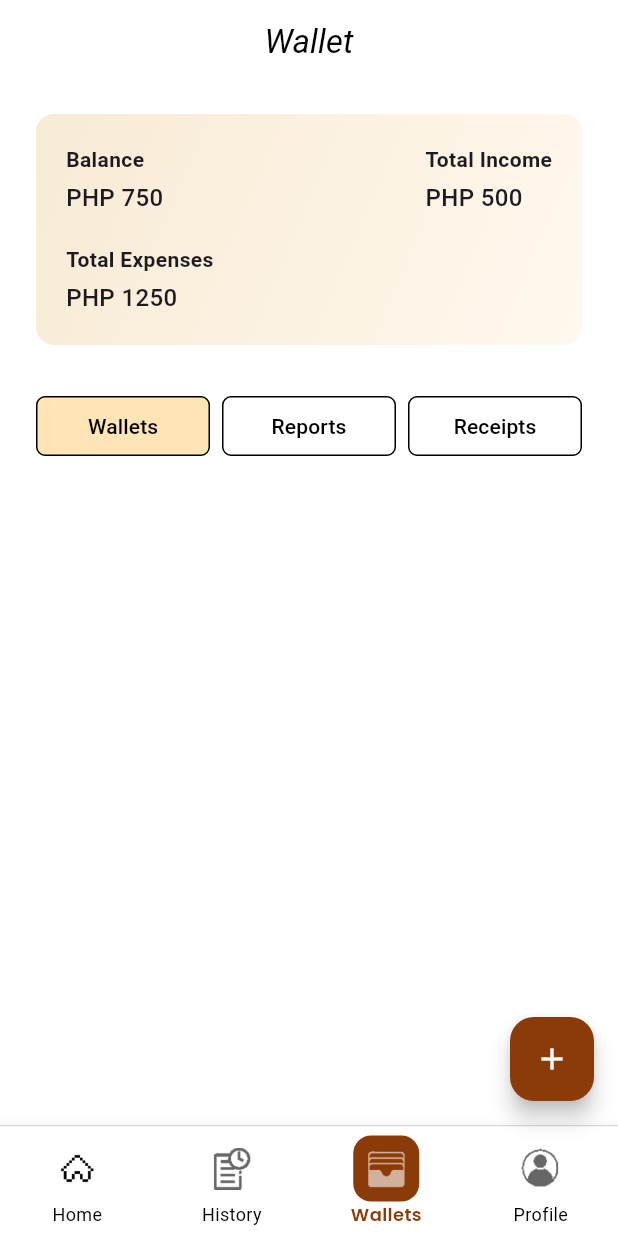
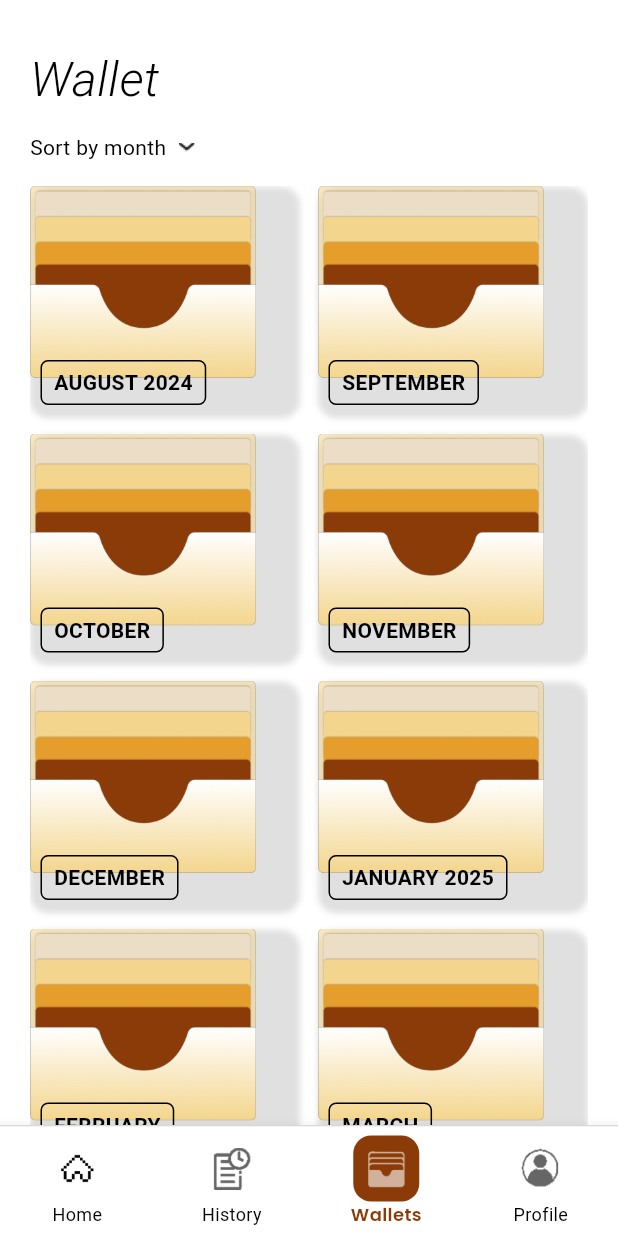
Before and after one commit to Snowden199x/PettyCash, a Flutter app: the WalletScreen screen opened by its route, on a phone screen of 412 x 824 dp. Run offline on Flutter 3.47's test engine with Material 3 defaults, Android fonts, the light colour scheme and no system bars; our stand-ins replace image_picker; Roboto replaces fonts that are missing (Times New Roman); project files that could hold a hidden picture were left out.

Commit message:
wallet is fix no add month. months already laid out, has a sorting option function not added yet opening folder (wallet is added but not full detailed yet)

```diff
--- a/mobile_application/lib/Navigation/wallet_screen.dart
+++ b/mobile_application/lib/Navigation/wallet_screen.dart
@@ -2,6 +2,7 @@ import 'package:flutter/material.dart';
 import 'home_screen.dart';
 import 'transaction_history_screen.dart';
 import 'profile_screen.dart';
+import 'wallet_month.dart';
 
 class WalletScreen extends StatefulWidget {
   const WalletScreen({super.key});
@@ -13,8 +14,23 @@ class WalletScreen extends StatefulWidget {
 class _WalletScreenState extends State<WalletScreen> {
   final int _selectedIndex = 2; // Highlight Wallet tab
 
-  final List<String> _folders = [];
-  final TextEditingController _folderNameController = TextEditingController();
+  // Months from August to May
+  final List<String> _months = [
+    'AUGUST 2024',
+    'SEPTEMBER',
+    'OCTOBER',
+    'NOVEMBER',
+    'DECEMBER',
+    'JANUARY 2025',
+    'FEBRUARY',
+    'MARCH',
+    'APRIL',
+    'MAY',
+  ];
+
+  // Sorting state
+  String _sortField = 'Month';
+  String _sortOrder = 'New to old';
 
   final iconPaths = {
     'home': {
@@ -34,6 +50,8 @@ class _WalletScreenState extends State<WalletScreen> {
       'inactive': 'assets/Icons/navigation_icons/nav_profile.png',
     },
   };
+
+  final GlobalKey _sortKey = GlobalKey();
 
   void _onItemTapped(int index) {
     if (index == _selectedIndex) return;
@@ -66,177 +84,208 @@ class _WalletScreenState extends State<WalletScreen> {
     );
   }
 
-  void _showNewWalletDialog() {
-    _folderNameController.clear();
-    showDialog(
-      context: context,
-      builder: (context) {
-        return AlertDialog(
-          title: const Text(
-            'New Wallet',
-            textAlign: TextAlign.center,
-          ),
-          content: TextField(
-            controller: _folderNameController,
-            decoration: const InputDecoration(
-              hintText: 'Folder name',
-              border: OutlineInputBorder(),
+  void _showCustomSortMenu() {
+    final renderBox =
+        _sortKey.currentContext?.findRenderObject() as RenderBox?;
+    final overlayBox =
+        Overlay.of(context).context.findRenderObject() as RenderBox;
+
+    if (renderBox == null) return;
+
+    final position =
+        renderBox.localToGlobal(Offset.zero, ancestor: overlayBox);
+
+    late OverlayEntry entry;
+
+    entry = OverlayEntry(
+      builder: (_) => Stack(
+        children: [
+          // tap outside to close
+          GestureDetector(
+            onTap: () => entry.remove(),
+            behavior: HitTestBehavior.translucent,
+            child: SizedBox(
+              width: overlayBox.size.width,
+              height: overlayBox.size.height,
             ),
           ),
-          actions: [
-            TextButton(
-              onPressed: () {
-                Navigator.of(context).pop();
-              },
-              child: const Text('Cancel'),
+          Positioned(
+            left: position.dx,
+            top: position.dy,
+            child: Material(
+              color: Colors.transparent,
+              child: _buildSortMenuContent(entry),
             ),
-            TextButton(
-              onPressed: () {
-                final name = _folderNameController.text.trim();
-                if (name.isNotEmpty) {
-                  setState(() {
-                    _folders.add(name);
-                  });
-                }
-                Navigator.of(context).pop();
-              },
-              child: const Text('Add'),
           ),
         ],
+      ),
     );
+
+    Overlay.of(context).insert(entry);
+  }
+
+  Widget _buildSortMenuContent(OverlayEntry entry) {
+    return Container(
+      width: 163,
+      height: 142,
+      decoration: BoxDecoration(
+        color: const Color(0xFFE8D7AA),
+        borderRadius: BorderRadius.circular(10),
+        border: Border.all(color: Colors.black, width: 1),
+      ),
+      padding: const EdgeInsets.symmetric(horizontal: 12, vertical: 10),
+      child: Column(
+        crossAxisAlignment: CrossAxisAlignment.start,
+        children: [
+          const Text(
+            'Sort by',
+            style: TextStyle(
+              fontWeight: FontWeight.w600,
+              fontSize: 14,
+              fontFamily: 'Poppins',
+            ),
+          ),
+          const SizedBox(height: 6),
+          _buildCustomMenuRow('Month', entry),
+          _buildCustomMenuRow('Date Modified', entry),
+          const Divider(height: 14, thickness: 1),
+          _buildCustomMenuRow('New to old', entry, isOrder: true),
+          _buildCustomMenuRow('Old to new', entry, isOrder: true),
+        ],
+      ),
+    );
+  }
+
+  Widget _buildCustomMenuRow(
+      String label, OverlayEntry entry, {bool isOrder = false}) {
+    final bool selected = isOrder
+        ? _sortOrder == label
+        : _sortField == label ||
+            (_sortField == 'Month' && label == 'Month');
+
+    return GestureDetector(
+      behavior: HitTestBehavior.opaque,
+      onTap: () {
+        setState(() {
+          if (isOrder) {
+            _sortOrder = label;
+          } else {
+            _sortField = label;
+          }
+        });
+        entry.remove();
       },
+      child: Padding(
+        padding: const EdgeInsets.symmetric(vertical: 2),
+        child: Row(
+          children: [
+            SizedBox(
+              width: 18,
+              child: selected
+                  ? const Icon(
+                      Icons.check,
+                      size: 18,
+                      color: Colors.black,
+                    )
+                  : const SizedBox.shrink(),
+            ),
+            const SizedBox(width: 6),
+            Text(
+              label,
+              style: const TextStyle(
+                fontSize: 12,
+                color: Colors.black,
+                fontFamily: 'Poppins',
+              ),
+            ),
+          ],
+        ),
+      ),
     );
   }
 
   @override
   Widget build(BuildContext context) {
+    final String sortLabel =
+        _sortField == 'Month' ? 'Sort by month' : 'Sort by date modified';
+
     return Scaffold(
       backgroundColor: Colors.white,
       appBar: AppBar(
         automaticallyImplyLeading: false,
         backgroundColor: Colors.white,
         elevation: 0,
-        centerTitle: true,
-        title: const Text(
+        toolbarHeight: 0,
+      ),
+      body: SafeArea(
+        child: Padding(
+          padding: const EdgeInsets.only(left: 20, top: 30.0, right: 20),
+          child: Column(
+            crossAxisAlignment: CrossAxisAlignment.start,
+            children: [
+              const Text(
                 "Wallet",
                 style: TextStyle(
                   fontStyle: FontStyle.italic,
                   fontFamily: 'Times New Roman',
-            fontSize: 22,
+                  fontSize: 32,
+                  fontWeight: FontWeight.w300,
                   color: Colors.black,
                 ),
               ),
-      ),
-      body: SafeArea(
-        child: Padding(
-          padding: const EdgeInsets.symmetric(horizontal: 24, vertical: 20),
-          child: SingleChildScrollView(
-            child: Column(
+              const SizedBox(height: 12),
+              GestureDetector(
+                key: _sortKey,
+                onTap: _showCustomSortMenu,
+                child: Row(
+                  mainAxisSize: MainAxisSize.min,
                   children: [
-                Container(
-                  width: double.infinity,
-                  padding: const EdgeInsets.all(20),
-                  decoration: BoxDecoration(
-                    borderRadius: BorderRadius.circular(12),
-                    gradient: const LinearGradient(
-                      colors: [Color(0xFFF8EBD5), Color(0xFFFFF8EE)],
-                      begin: Alignment.topLeft,
-                      end: Alignment.bottomRight,
+                    Text(
+                      sortLabel,
+                      style: const TextStyle(
+                        fontSize: 14,
+                        color: Colors.black,
                       ),
                     ),
-                  child: Column(
-                    crossAxisAlignment: CrossAxisAlignment.start,
-                    children: [
-                      Row(
-                        mainAxisAlignment: MainAxisAlignment.spaceBetween,
-                        children: const [
-                          Column(
-                            crossAxisAlignment: CrossAxisAlignment.start,
-                            children: [
-                              Text(
-                                "Balance",
-                                style: TextStyle(fontWeight: FontWeight.w600),
-                              ),
-                              SizedBox(height: 4),
-                              Text(
-                                "PHP 750",
-                                style: TextStyle(
-                                  fontSize: 16,
-                                  fontWeight: FontWeight.w500,
-                                ),
-                              ),
-                            ],
-                          ),
-                          Column(
-                            crossAxisAlignment: CrossAxisAlignment.start,
-                            children: [
-                              Text(
-                                "Total Income",
-                                style: TextStyle(fontWeight: FontWeight.w600),
-                              ),
-                              SizedBox(height: 4),
-                              Text(
-                                "PHP 500",
-                                style: TextStyle(
-                                  fontSize: 16,
-                                  fontWeight: FontWeight.w500,
-                                ),
-                              ),
-                            ],
-                          ),
-                        ],
-                      ),
-                      const SizedBox(height: 20),
-                      const Column(
-                        crossAxisAlignment: CrossAxisAlignment.start,
-                        children: [
-                          Text(
-                            "Total Expenses",
-                            style: TextStyle(fontWeight: FontWeight.w600),
-                          ),
-                          SizedBox(height: 4),
-                          Text(
-                            "PHP 1250",
-                            style: TextStyle(
-                              fontSize: 16,
-                              fontWeight: FontWeight.w500,
-                            ),
-                          ),
-                        ],
+                    const SizedBox(width: 6),
+                    Image.asset(
+                      'assets/Icons/dropdown.png',
+                      width: 16,
+                      height: 16,
                     ),
                   ],
                 ),
               ),
-                const SizedBox(height: 30),
-                Row(
-                  children: [
-                    Expanded(child: _buildNavButton("Wallets", isActive: true)),
-                    const SizedBox(width: 8),
-                    Expanded(child: _buildNavButton("Reports")),
-                    const SizedBox(width: 8),
-                    Expanded(child: _buildNavButton("Receipts")),
-                  ],
-                ),
-                const SizedBox(height: 20),
-                if (_folders.isNotEmpty)
-                  GridView.builder(
-                    shrinkWrap: true,
-                    physics: const NeverScrollableScrollPhysics(),
-                    itemCount: _folders.length,
-                    gridDelegate: const SliverGridDelegateWithFixedCrossAxisCount(
+              const SizedBox(height: 16),
+              Expanded(
+                child: GridView.builder(
+                  itemCount: _months.length,
+                  gridDelegate:
+                      const SliverGridDelegateWithFixedCrossAxisCount(
                     crossAxisCount: 2,
                     crossAxisSpacing: 12,
                     mainAxisSpacing: 12,
                     childAspectRatio: 150.74 / 128.13,
                   ),
                   itemBuilder: (context, index) {
-                      final name = _folders[index];
-                      return Container(
+                    final name = _months[index];
+                    return GestureDetector(
+                      onTap: () {
+                        Navigator.push(
+                          context,
+                          MaterialPageRoute(
+                            builder: (_) =>
+                                WalletMonthScreen(month: name),
+                          ),
+                        );
+                      },
+                      child: SizedBox(
                         width: 150.74,
                         height: 128.13,
+                        child: Container(
                           decoration: BoxDecoration(
                             borderRadius: BorderRadius.circular(12),
-                          boxShadow: [
+                            boxShadow: const [
                               BoxShadow(
                                 color: Colors.black12,
                                 blurRadius: 3,
@@ -256,13 +305,15 @@ class _WalletScreenState extends State<WalletScreen> {
                                 ),
                               ),
                               Positioned(
-                              left: 5,
-                              bottom: 3,
+                                left: 7,
+                                bottom: 7,
                                 child: Container(
-                                padding: const EdgeInsets.symmetric(horizontal: 8, vertical: 4),
+                                  padding: const EdgeInsets.symmetric(
+                                      horizontal: 8, vertical: 4),
                                   decoration: BoxDecoration(
                                     color: Colors.transparent,
-                                  border: Border.all(color: Colors.black, width: 1),
+                                    border: Border.all(
+                                        color: Colors.black, width: 1),
                                     borderRadius: BorderRadius.circular(5),
                                   ),
                                   child: Text(
@@ -279,20 +330,16 @@ class _WalletScreenState extends State<WalletScreen> {
                               ),
                             ],
                           ),
+                        ),
+                      ),
                     );
                   },
+                ),
               ),
             ],
           ),
         ),
       ),
-      ),
-      floatingActionButton: FloatingActionButton(
-        onPressed: _showNewWalletDialog,
-        backgroundColor: const Color(0xFF8B3B08),
-        child: const Icon(Icons.add, color: Colors.white),
-      ),
-      floatingActionButtonLocation: FloatingActionButtonLocation.endFloat,
       bottomNavigationBar: _buildBottomNavigationBar(),
     );
   }
@@ -348,20 +395,4 @@ class _WalletScreenState extends State<WalletScreen> {
       label: label,
     );
   }
-
-  Widget _buildNavButton(String label, {bool isActive = false}) {
-    return ElevatedButton(
-      onPressed: () {},
-      style: ElevatedButton.styleFrom(
-        backgroundColor: isActive ? const Color(0xFFFFE4B5) : Colors.white,
-        foregroundColor: Colors.black,
-        side: const BorderSide(color: Colors.black),
-        elevation: 0,
-        shape: RoundedRectangleBorder(
-          borderRadius: BorderRadius.circular(6),
-        ),
-      ),
-      child: Text(label),
-    );
 }
-}
--- a/mobile_application/lib/main.dart
+++ b/mobile_application/lib/main.dart
@@ -5,6 +5,9 @@ import 'Navigation/home_screen.dart';
 import 'Navigation/transaction_history_screen.dart';
 import 'Navigation/wallet_screen.dart';
 import 'Navigation/profile_screen.dart';
+
+
+
 
 void main() {
   runApp(const MyApp());
--- a/mobile_application/pubspec.yaml
+++ b/mobile_application/pubspec.yaml
@@ -36,6 +36,7 @@ flutter:
     - assets/Icons/navigation_icons/nav_profile.png
     - assets/Icons/navigation_icons/nav_wallet.png
     - assets/profile_pictures/ituh_logo.jpg
+    - assets/Icons/dropdown.png
     - assets/Fonts/
 
 
```
Also changed, not shown: mobile_application/lib/Navigation/wallet_month.dart (added, +51 -0 lines), mobile_application/assets/Icons/dropdown.png (added), mobile_application/pubspec.lock. Lines whose indentation alone changed are shown as unchanged.
